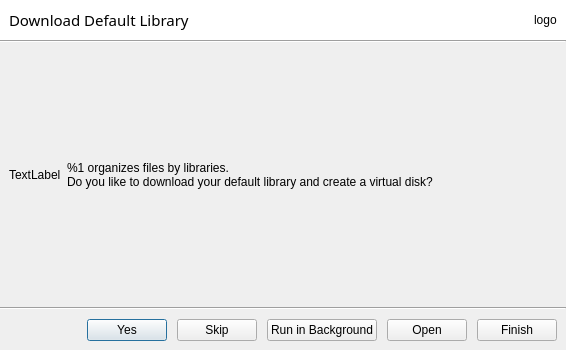
First picture: the form in ui/init-vdrive-dialog.ui, repository haiwen/seafile-client, before the edit.
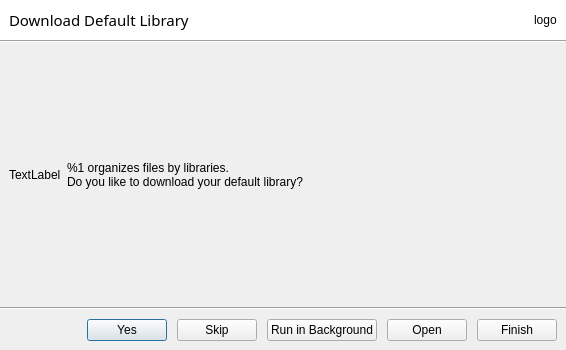
Second picture: the form after the edit.

Commit message: Do not create a virtual disk.

```diff
--- a/ui/init-vdrive-dialog.ui
+++ b/ui/init-vdrive-dialog.ui
@@ -113,7 +113,7 @@
        <widget class="QLabel" name="mStatusText">
         <property name="text">
          <string>%1 organizes files by libraries. 
-Do you like to download your default library and create a virtual disk?</string>
+Do you like to download your default library?</string>
         </property>
        </widget>
       </item>
```
The commit also changes 5 other files.
